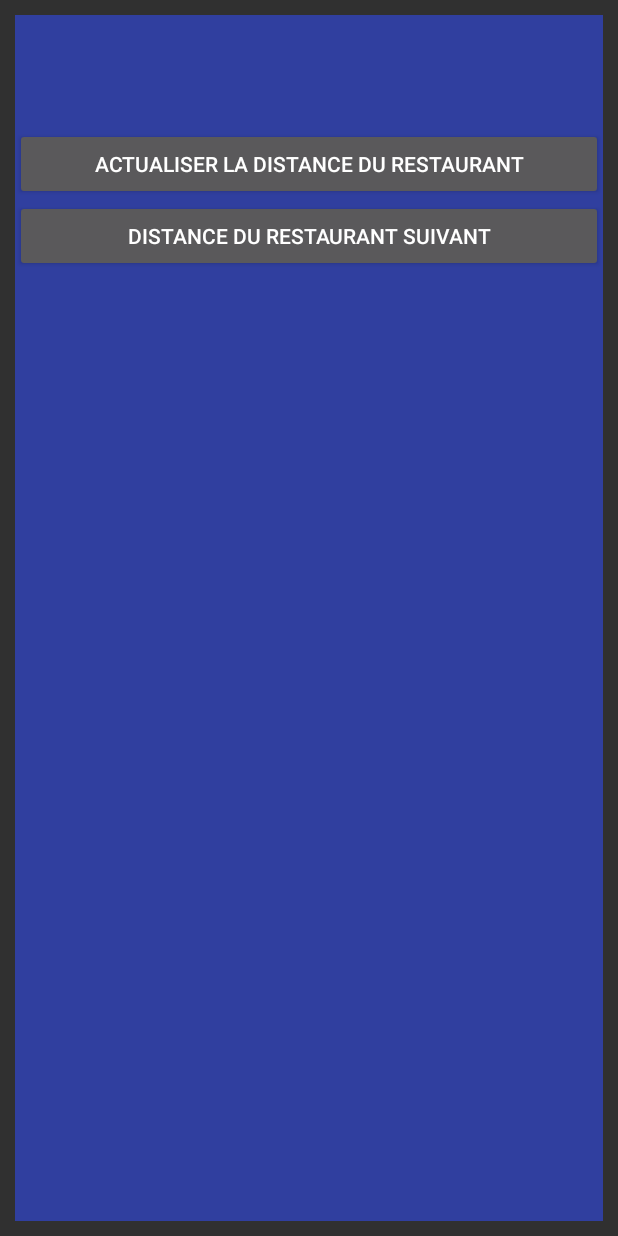
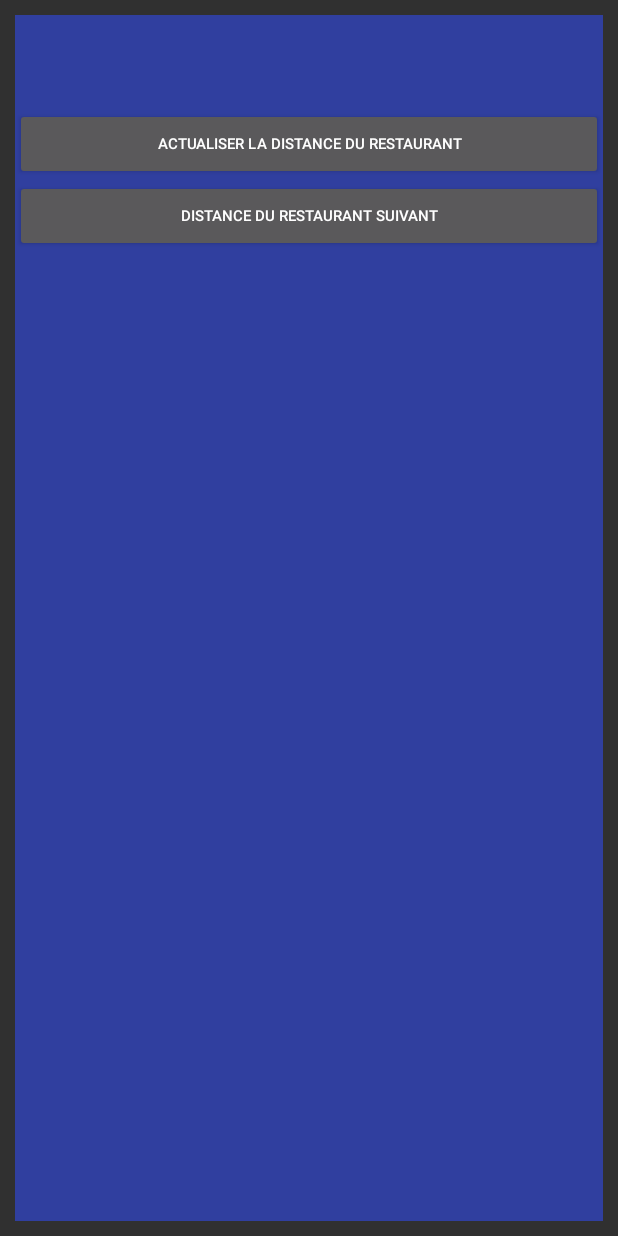
Before and after one commit to OncleTom77/WhereToEat, an Android app: the layout widget_layout.xml on its own in the app's theme, with its tools: preview values and no code run, on a phone screen of 412 x 824 dp. Run offline under Robolectric (Android 15) with nearby library versions, the phone set to English and light mode, and no system bars.

Commit message:
change widget size and fix bug null location when calculate distance

```diff
--- a/app/src/main/res/layout/widget_layout.xml
+++ b/app/src/main/res/layout/widget_layout.xml
@@ -9,7 +9,7 @@
         android:layout_width="match_parent"
         android:layout_height="wrap_content"
         android:id="@+id/restaurantName"
-        android:textSize="30sp"
+        android:textSize="25sp"
         android:textStyle="normal|bold"
         android:textAlignment="center" />
 
@@ -17,19 +17,21 @@
         android:layout_width="match_parent"
         android:layout_height="wrap_content"
         android:id="@+id/distanceToRestaurant"
-        android:textSize="25sp"
+        android:textSize="20sp"
         android:textAlignment="center"/>
 
     <Button
         android:layout_width="match_parent"
         android:layout_height="wrap_content"
         android:id="@+id/nearestBtn"
-        android:text="Actualiser la distance du restaurant" />
+        android:text="Actualiser la distance du restaurant"
+        android:textSize="10sp"/>
 
     <Button
         android:layout_width="match_parent"
         android:layout_height="wrap_content"
         android:id="@+id/nextBtn"
-        android:text="Distance du restaurant suivant" />
+        android:text="Distance du restaurant suivant"
+        android:textSize="10sp"/>
 
 </LinearLayout>
--- a/app/src/main/res/xml/app_widget_provider_info.xml
+++ b/app/src/main/res/xml/app_widget_provider_info.xml
@@ -1,7 +1,7 @@
 <?xml version="1.0" encoding="utf-8"?>
 <appwidget-provider xmlns:android="http://schemas.android.com/apk/res/android"
-    android:minWidth="100dp"
-    android:minHeight="100dp"
+    android:minWidth="214dp"
+    android:minHeight="146dp"
     android:updatePeriodMillis="360000"
     android:initialLayout="@layout/widget_layout"
     android:resizeMode="horizontal|vertical"
```
Also changed, not shown: app/src/main/java/com/esgi/androidproject/controller/fragment/ListPageFragment.java (+6 -1 lines).
